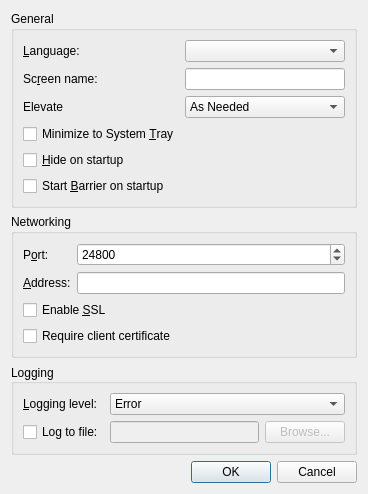
First picture: the form in src/gui/src/SettingsDialogBase.ui, repository input-leap/input-leap, before the edit.
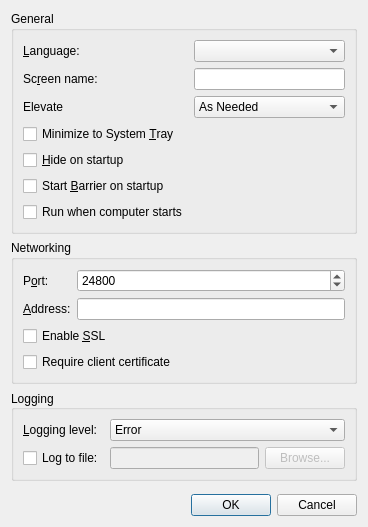
Second picture: the form after the edit.

Commit message:
Add new setting for "Run Barrier when computer starts"
When set to autostart, add a plist file on mac to auto start.
When set to not autostart, delete the plist to auto start.

What changed in the file:
```diff
--- a/src/gui/src/SettingsDialogBase.ui
+++ b/src/gui/src/SettingsDialogBase.ui
@@ -7,7 +7,7 @@
     <x>0</x>
     <y>0</y>
     <width>368</width>
-    <height>428</height>
+    <height>527</height>
    </rect>
   </property>
   <property name="windowTitle">
@@ -133,6 +133,16 @@
         </property>
        </widget>
       </item>
+      <item row="6" column="0">
+       <widget class="QCheckBox" name="m_pCheckBoxStartWithComputer">
+        <property name="whatsThis">
+         <string>Launch application when computer starts.</string>
+        </property>
+        <property name="text">
+         <string>Run when computer starts</string>
+        </property>
+       </widget>
+      </item>
      </layout>
     </widget>
    </item>
```
Left out of the diff: 3 changed lines with no effect on the pictures. The commit also changes 3 other files.
